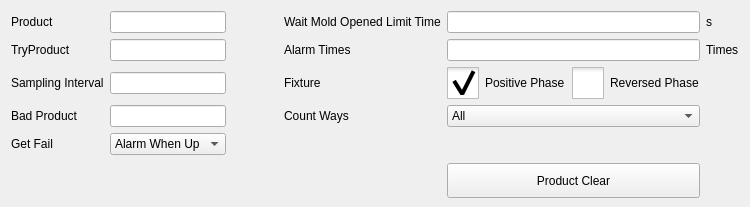
This is hcsettings/ichcproductsettingframe.ui in GaussCheng/2-5AxisPunch as Qt 5 draws it before an edit. The edited form follows.
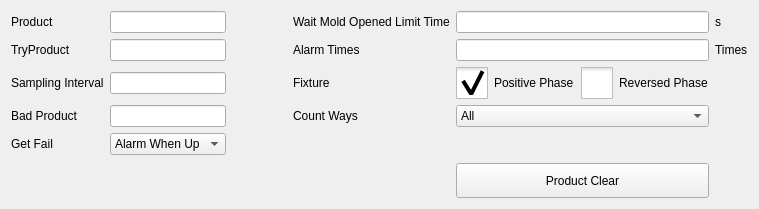
This is the edited form. Icons and pictures are not drawn. Custom widgets are drawn as their Qt base class.

The edit to the form file:
```diff
--- a/hcsettings/ichcproductsettingframe.ui
+++ b/hcsettings/ichcproductsettingframe.ui
@@ -6,8 +6,8 @@
    <rect>
     <x>0</x>
     <y>0</y>
-    <width>750</width>
-    <height>205</height>
+    <width>759</width>
+    <height>209</height>
    </rect>
   </property>
   <property name="windowTitle">
@@ -304,6 +304,11 @@
    <extends>QLineEdit</extends>
    <header>iclineeditwithvirtualnumerickeypad.h</header>
   </customwidget>
+  <customwidget>
+   <class>ICComboBox</class>
+   <extends>QComboBox</extends>
+   <header>iccombobox.h</header>
+  </customwidget>
  </customwidgets>
  <resources/>
  <connections/>
```
Left out of the diff: 4 changed lines with no effect on the pictures.
